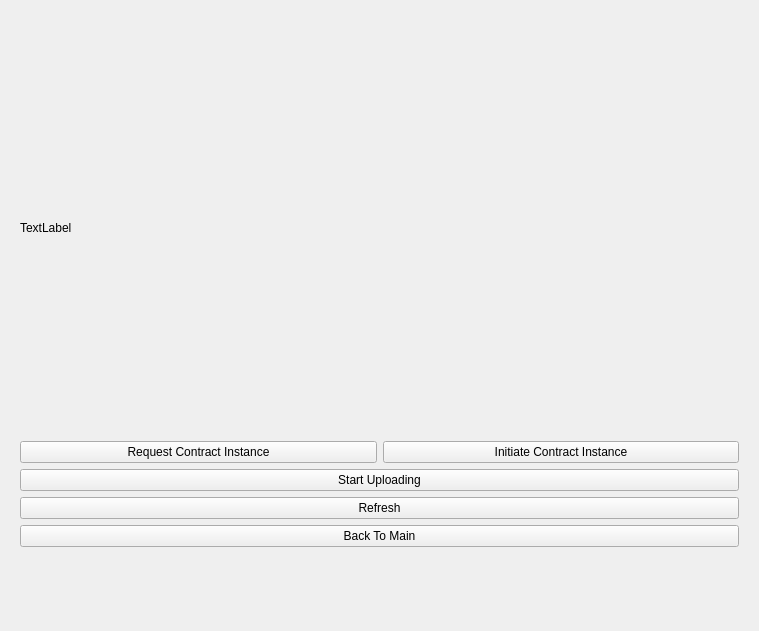
This is gui/decentorage.ui in Decentorage/User-Node as Qt 5 draws it before an edit. The edited form follows.
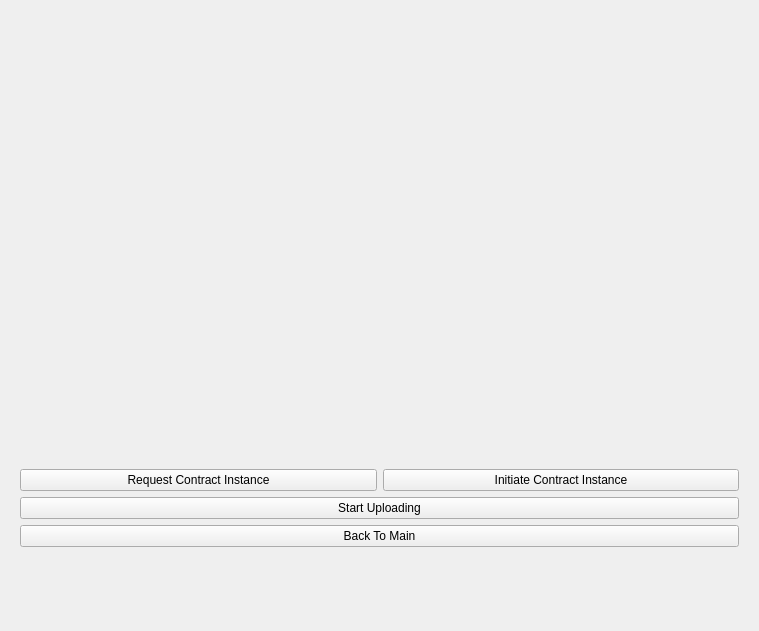
This is the edited form. The open tabs and pages were chosen to show the change. Icons and pictures are not drawn. Custom widgets are drawn as their Qt base class.

Patch:
```diff
--- a/gui/decentorage.ui
+++ b/gui/decentorage.ui
@@ -446,7 +446,7 @@
            <item>
             <widget class="QLabel" name="upload_main_status_label">
              <property name="text">
-              <string>TextLabel</string>
+              <string/>
              </property>
             </widget>
            </item>
@@ -475,13 +475,6 @@
              </property>
             </widget>
            </item>
-           <item>
-            <widget class="QPushButton" name="upload_main_refresh_pb">
-             <property name="text">
-              <string>Refresh</string>
-             </property>
-            </widget>
-           </item>
            <item>
             <widget class="QPushButton" name="upload_main_back_pb">
              <property name="text">
```
Left out of the diff: 2 changed lines with no effect on the pictures.
